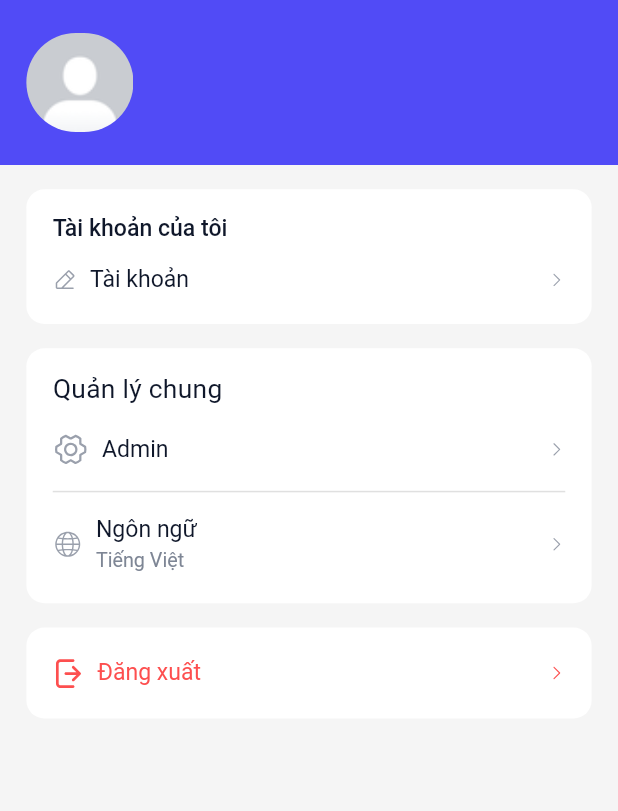
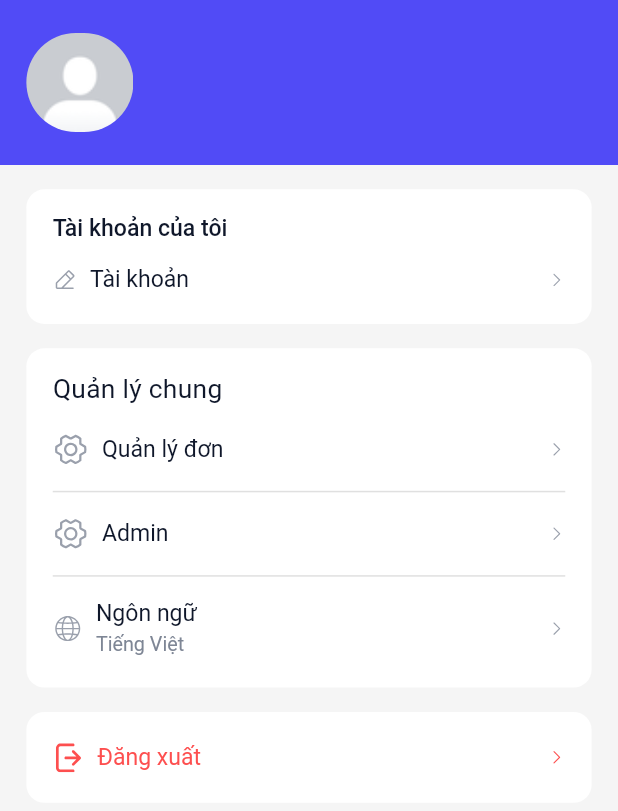
Before and after one commit to nguyennguyen123123/food_order_app, a Flutter app: the ProfileScreen screen opened directly, on a phone screen of 412 x 824 dp. Shown: the top 811 px of the screen. Run offline on Flutter 3.47's test engine with Material 2 defaults, Android fonts, the phone set to English and light mode, and no system bars; drawn by our look-alikes of cached_network_image; our stand-ins replace flutter_dotenv, flutter_easyloading, flutter_svg, get, image_picker, rxdart and 3 more; missing offline and left inert: loadmore, mock_data; accounts and stored records are empty; network calls fail.

Commit message:
fix create order

```diff
--- a/lib/constant/translations/value/st_vi_vn.dart
+++ b/lib/constant/translations/value/st_vi_vn.dart
@@ -46,5 +46,16 @@ const Map<String, String> viVN = {
   "update_information": "Cập nhật thông tin",
   "personal_information": "Thông tin cá nhân",
   "male": "Nam",
-  "female": "Nữ"
+  "female": "Nữ",
+  "place_order_title": "Lên đơn",
+  "table_number": "Số bàn",
+  "enter_table_number": "Nhập số bàn",
+  "select_food": "Chọn món",
+  "total": "Tổng cộng:",
+  "type": "Loại: ",
+  "note_text": "Lưu ý: ",
+  "congrate": "Chúc mừng",
+  "apologize": "Xin lỗi",
+  "create_order_success": "Bạn lên đơn thành công.",
+  "create_order_fail": "Bạn lên đơn thất bại.",
 };
--- a/lib/routes/pages.dart
+++ b/lib/routes/pages.dart
@@ -10,6 +10,8 @@ import 'package:food_delivery_app/screen/food/food_binding.dart';
 import 'package:food_delivery_app/screen/food/food_screen.dart';
 import 'package:food_delivery_app/screen/food/view/add_food_view.dart';
 import 'package:food_delivery_app/screen/food/view/add_type_food_view.dart';
+import 'package:food_delivery_app/screen/food_order_manage/food_order_manage_binding.dart';
+import 'package:food_delivery_app/screen/food_order_manage/food_order_manage_page.dart';
 import 'package:food_delivery_app/screen/home/home_main.dart';
 import 'package:food_delivery_app/screen/home/home_main_binding.dart';
 import 'package:food_delivery_app/screen/language/language_screen.dart';
@@ -113,5 +115,10 @@ abstract class AppPages {
       page: () => EditPrinterView(),
       binding: EditPrinterBinding(),
     ),
+    GetPage(
+      name: Routes.MANAGE_ORDER,
+      page: () => FoodOrderManagePage(),
+      binding: FoodOrderManageBinding(),
+    ),
   ];
 }
--- a/lib/routes/routes.dart
+++ b/lib/routes/routes.dart
@@ -18,4 +18,5 @@ abstract class Routes {
   static const PRINT = '/printer';
   static const ADDPRINTER = '/add_printer';
   static const EDITPRINTER = '/edit_printer';
+  static const MANAGE_ORDER = '/manage-order';
 }
--- /dev/null
+++ b/lib/screen/food_order_manage/food_order_manage_binding.dart
@@ -0,0 +1,9 @@
+import 'package:food_delivery_app/screen/food_order_manage/food_order_manage_controller.dart';
+import 'package:get/get.dart';
+
+class FoodOrderManageBinding implements Bindings {
+  @override
+  void dependencies() {
+    Get.put(FoodOrderManageController(orderRepository: Get.find()));
+  }
+}
--- a/lib/screen/profile/profile_screen.dart
+++ b/lib/screen/profile/profile_screen.dart
@@ -101,8 +101,8 @@ class ProfileScreen extends GetWidget<ProfileController> {
                     style: StyleThemeData.regular16(),
                   ),
                   SizedBox(height: 8.h),
-                  // newMethod(onTap: () {}, text: "setting", icons: IconAssets.settingsIcon),
-                  // const Divider(thickness: 1),
+                  newMethod(onTap: () {}, text: "Quản lý đơn", icons: IconAssets.settingsIcon),
+                  const Divider(thickness: 1),
                   newMethod(onTap: () => Get.toNamed(Routes.ADMIN), text: "Admin", icons: IconAssets.settingsIcon),
                   const Divider(thickness: 1),
                   newMethod(
```
Also changed, not shown: lib/resourese/order/order_repository.dart (+8 -5 lines), lib/screen/cart/cart_controller.dart (+11 -9 lines), lib/screen/cart/cart_page.dart (+7 -7 lines), lib/screen/food_order_manage/food_order_manage_controller.dart (added, +8 -0 lines), lib/screen/food_order_manage/food_order_manage_page.dart (added, +10 -0 lines), lib/utils/dialog_util.dart (+79 -0 lines).
